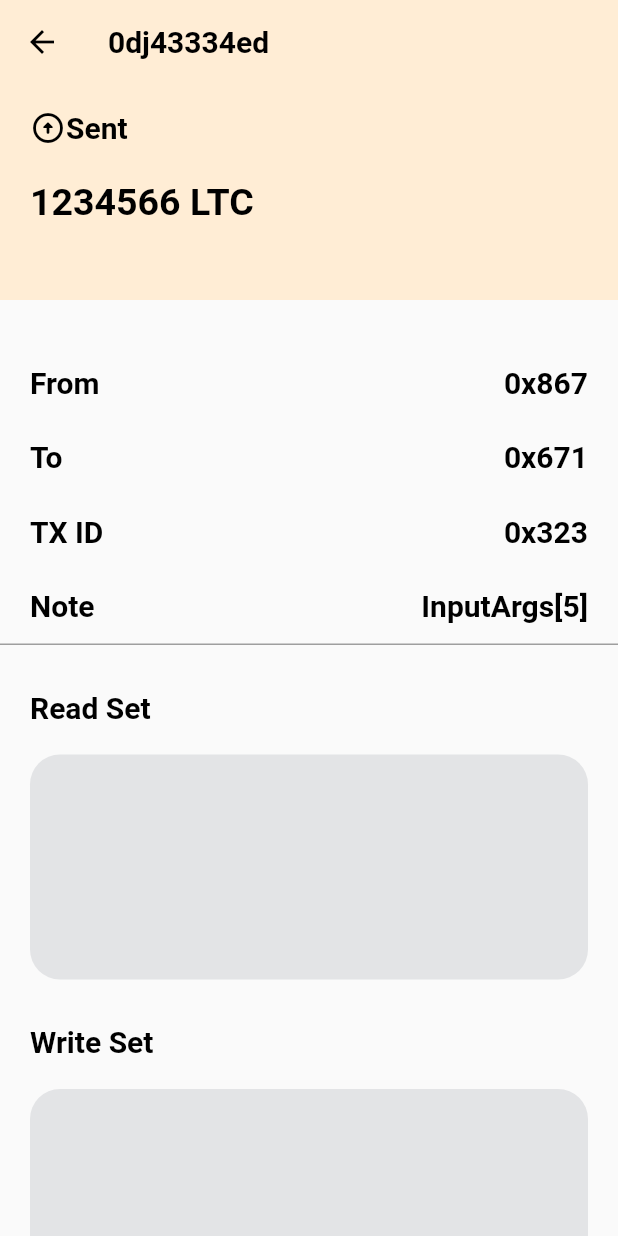
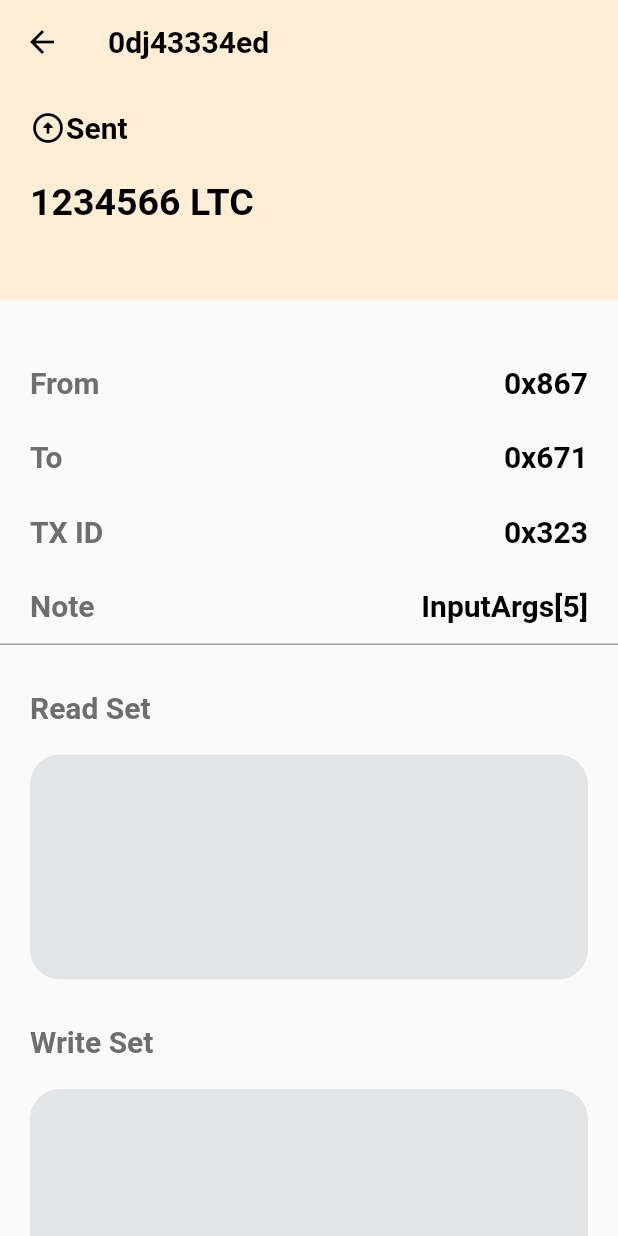
Before and after one commit to l11ul1/test_ui, a Flutter app: the screen it shows after launch, on a phone screen of 412 x 824 dp. Run offline on Flutter 3.47's test engine with Material 2 defaults, Android fonts, the phone set to English and light mode, and no system bars.

Commit message:
some finished styling from yesterday

```diff
--- a/lib/Screens/TransactionScreen/TransactionScreen.dart
+++ b/lib/Screens/TransactionScreen/TransactionScreen.dart
@@ -9,7 +9,7 @@ class TransactionScreen extends StatelessWidget {
   Widget build(BuildContext context) {
     return Scaffold(
         body: CustomScrollView(
-      slivers: [
+        slivers: [
         AppBarWidget(),
         SliverToBoxAdapter(
           child: FormWidget(),
--- a/lib/Screens/TransactionScreen/Widgets/AppBarWidget.dart
+++ b/lib/Screens/TransactionScreen/Widgets/AppBarWidget.dart
@@ -7,6 +7,7 @@ class AppBarWidget extends StatelessWidget {
   @override
   Widget build(BuildContext context) {
     return SliverAppBar(
+        pinned: true,
         backgroundColor: Color(0xFFFFEDD5),
         expandedHeight: 200.0,
         title: Text("0dj43334ed",
--- a/lib/Screens/TransactionScreen/Widgets/FieldWidget.dart
+++ b/lib/Screens/TransactionScreen/Widgets/FieldWidget.dart
@@ -13,7 +13,7 @@ class FieldWidget extends StatelessWidget {
       children: [
         Text(label,
             style: TextStyle(
-                color: Colors.black,
+                color: Color(0xFF6e6e6e),
                 fontWeight: FontWeight.bold,
                 fontSize: 20.0)),
         Text(value,
--- a/lib/Screens/TransactionScreen/Widgets/SetWidget.dart
+++ b/lib/Screens/TransactionScreen/Widgets/SetWidget.dart
@@ -16,7 +16,7 @@ class SetWidget extends StatelessWidget {
           Row(children: [
             Text(setName,
                 style: TextStyle(
-                    color: Colors.black,
+                    color: Color(0xFF6e6e6e),
                     fontWeight: FontWeight.bold,
                     fontSize: 20.0)),
           ]),
```
